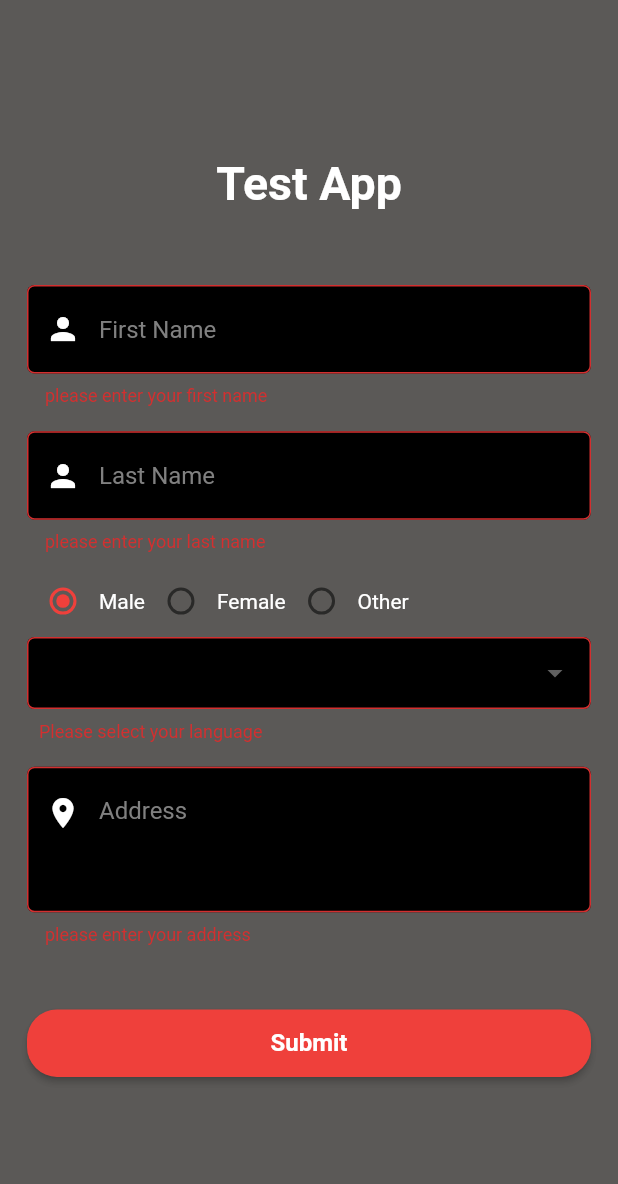
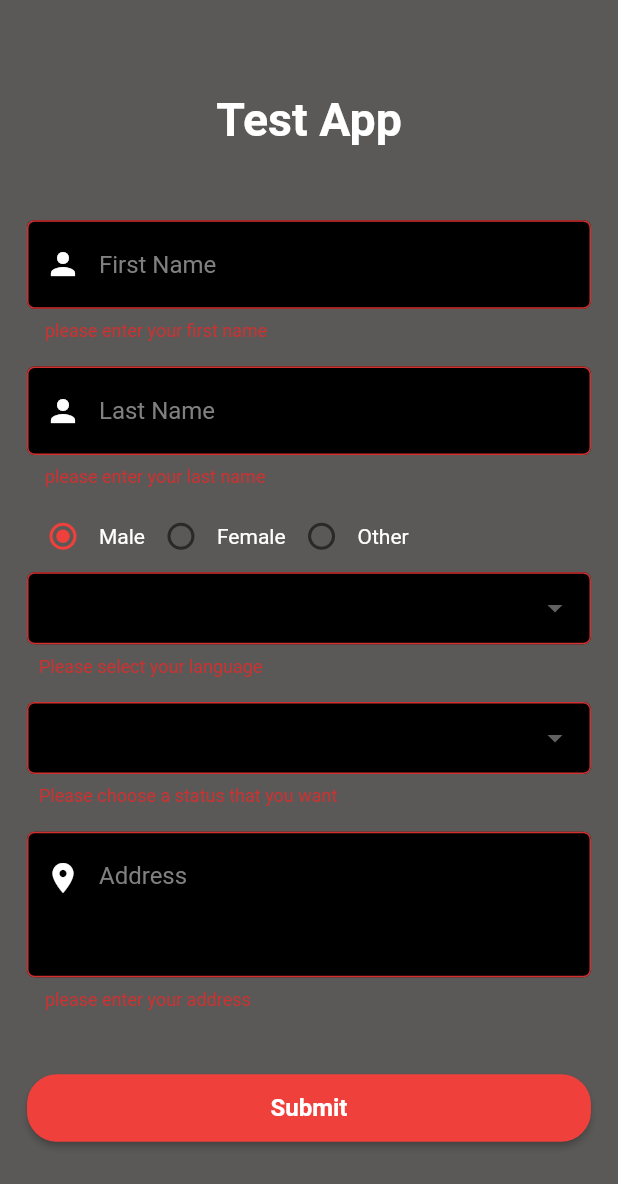
Before and after one commit to Vivekvg01/lorry_circle_test, a Flutter app: the screen it shows after launch, after a tap on "Submit", on a phone screen of 412 x 824 dp. Shown: the top 1184 px of the screen. Run offline on Flutter 3.47's test engine with Material 2 defaults, Android fonts, the light colour scheme and no system bars; our stand-ins replace animated_text_kit, flutter_spinkit, get, image_picker.

Commit message:
before updations

```diff
--- a/lib/app/modules/home/views/home_view.dart
+++ b/lib/app/modules/home/views/home_view.dart
@@ -30,10 +30,6 @@ class HomeView extends GetView<HomeController> {
               onTap: () {
                 Get.bottomSheet(
                   PickImageBottomSheet(
-                    galleryFunction: () {
-                      controller.getImage(ImageSource.gallery);
-                      Get.back();
-                    },
                     cameraFunction: () {
                       controller.getImage(ImageSource.camera);
                       Get.back();
--- a/lib/app/modules/register/api/register_api.dart
+++ b/lib/app/modules/register/api/register_api.dart
@@ -42,7 +42,7 @@ class RegisterApi {
           backgroundColor: AppColors.kGreenColor,
           colorText: AppColors.kWhiteColor,
         );
-        Get.to(() => const HomeView());
+        Get.off(() => const HomeView());
       } else if (response.statusCode == 400) {
         final data = jsonDecode(response.body);
         final errorMessage = data['message'];
--- a/lib/app/modules/register/controllers/register_controller.dart
+++ b/lib/app/modules/register/controllers/register_controller.dart
@@ -32,21 +32,25 @@ class RegisterController extends GetxController {
     "Kannada"
   ];
 
-  RxString currentStatus = ''.obs;
+  RxString currentStatus = '0'.obs;
   List<String> respStatus = ['0', '1'];
+  int? statusVal;
 
   ///After the validation of the form the register api would be called.
   ///Then it shows the response.
   Future<void> onSubmitButtonClick() async {
     if (formKey.currentState!.validate()) {
+      statusVal = int.parse(currentStatus.value);
+      if (statusVal != null) {
         await RegisterApi().registerUser(
           firstNameController.text,
           lastNameController.text,
           selectedGender,
           currentLanguageValue.value,
           addressController.text,
-        5,
+          statusVal!,
         );
       }
     }
   }
+}
--- a/lib/app/modules/register/views/register_view.dart
+++ b/lib/app/modules/register/views/register_view.dart
@@ -138,6 +138,47 @@ class RegisterView extends GetView<RegisterController> {
                       dropdownColor: AppColors.kBlackColor,
                     ),
                     sizedHeight(Get.height * 0.02),
+                    DropdownButtonFormField(
+                      decoration: InputDecoration(
+                        hintText: 'Choose 1 for success 0 for faliure',
+                        hintStyle: const TextStyle(
+                          color: AppColors.kWhiteColor,
+                        ),
+                        border: OutlineInputBorder(
+                            borderRadius: BorderRadius.circular(5)),
+                        contentPadding: const EdgeInsets.all(8.0),
+                        fillColor: AppColors.kBlackColor,
+                        filled: true,
+                        focusedBorder: const OutlineInputBorder(
+                          borderSide: BorderSide(
+                            color: AppColors.kRedColor,
+                          ),
+                        ),
+                      ),
+                      validator: (value) {
+                        if (value == null || value.isEmpty) {
+                          return 'Please choose a status that you want';
+                        }
+                        return null;
+                      },
+                      items: controller.respStatus
+                          .map(
+                            (item) => DropdownMenuItem(
+                              value: item,
+                              child: Text(
+                                item,
+                                style: const TextStyle(
+                                    color: AppColors.kWhiteColor),
+                              ),
+                            ),
+                          )
+                          .toList(),
+                      onChanged: (String? newValue) {
+                        controller.currentStatus.value = newValue!;
+                      },
+                      dropdownColor: AppColors.kBlackColor,
+                    ),
+                    sizedHeight(Get.height * 0.02),
                     CustomTextFeild(
                       textController: controller.addressController,
                       maxLines: 3,
--- a/lib/app/routes/app_pages.dart
+++ b/lib/app/routes/app_pages.dart
@@ -12,7 +12,7 @@ class AppPages {
   AppPages._();
 
   // ignore: constant_identifier_names
-  static const INITIAL = Routes.SPLASH;
+  static const INITIAL = Routes.REGISTER;
 
   static final routes = [
     GetPage(
```
Also changed, not shown: lib/app/modules/home/views/widgets/pick_image_bottom_sheet.dart (+0 -24 lines). Lines whose indentation alone changed are shown as unchanged.
